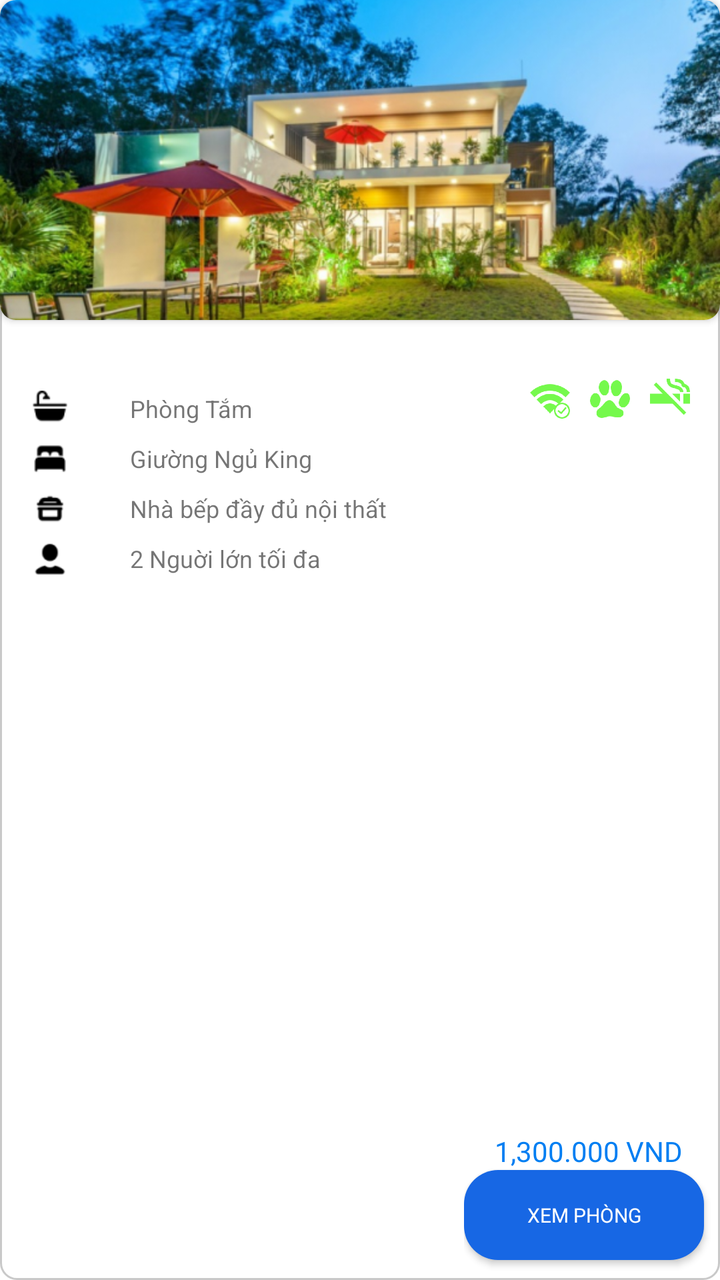
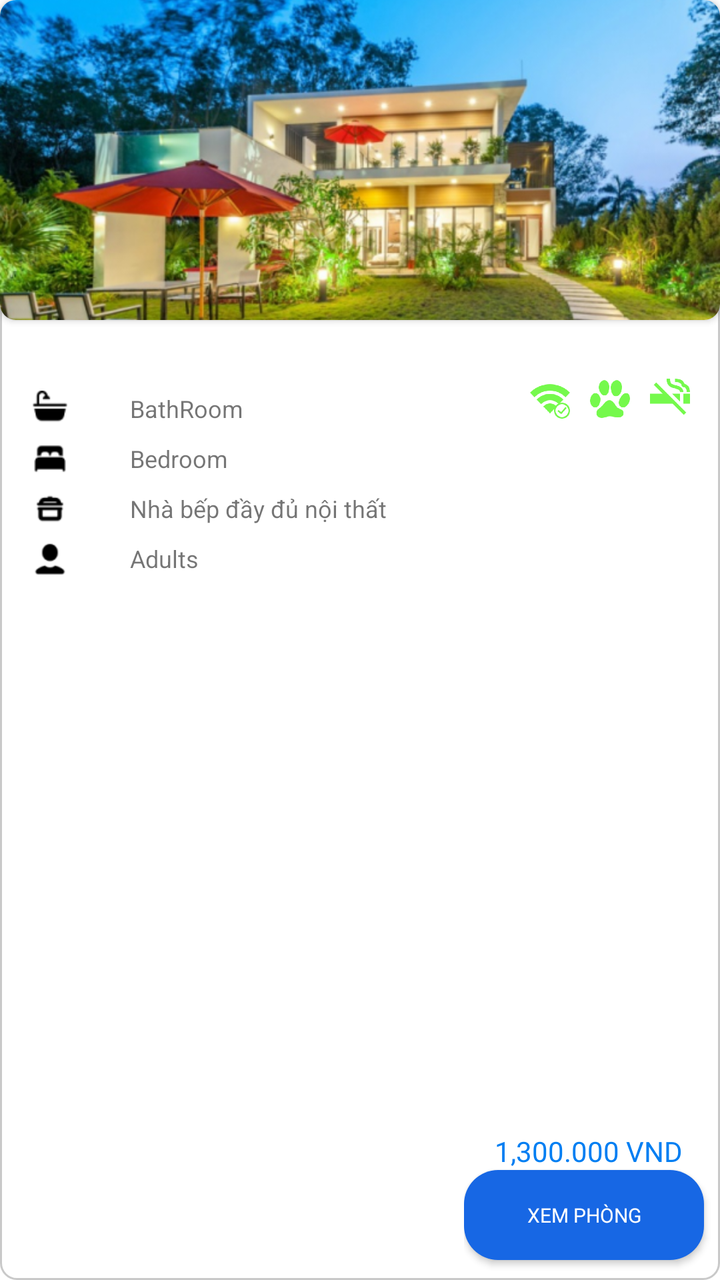

Screens rendered from an Android XML layout before and after an edit, with the pre-edit source and the edit as a unified diff.
<!-- AndroidManifest.xml: application theme Base.Theme.TEPTimeshareExchangePlatform -->
<!-- res/layout/item_resort_room_type.xml -->
<?xml version="1.0" encoding="utf-8"?>
<androidx.constraintlayout.widget.ConstraintLayout
    xmlns:android="http://schemas.android.com/apk/res/android"
    xmlns:app="http://schemas.android.com/apk/res-auto"
    xmlns:tools="http://schemas.android.com/tools"
    android:background="@drawable/background_stroke_around"
    android:layout_marginBottom="20dp"
    android:layout_width="match_parent"
    android:layout_height="300dp">
    
    <androidx.cardview.widget.CardView
        android:id="@+id/cardView2"
        android:layout_width="match_parent"
        android:layout_height="160dp"
        app:cardCornerRadius="8dp"
        app:layout_constraintEnd_toEndOf="parent"
        app:layout_constraintStart_toStartOf="parent"
        app:layout_constraintTop_toTopOf="parent">

        <ImageView
            android:id="@+id/im_room_type_image"
            android:layout_width="match_parent"
            android:layout_height="match_parent"
            android:scaleType="centerCrop"
            android:src="@drawable/im_material_resort" />
    </androidx.cardview.widget.CardView>

    
    <androidx.constraintlayout.widget.ConstraintLayout
        android:id="@+id/constraintLayout"
        android:layout_width="match_parent"
        android:layout_height="wrap_content"
        android:paddingStart="5dp"
        android:paddingTop="5dp"
        android:paddingEnd="5dp"
        android:paddingBottom="10dp"
        app:layout_constraintEnd_toEndOf="parent"
        app:layout_constraintHorizontal_bias="0.0"
        app:layout_constraintStart_toStartOf="parent"
        app:layout_constraintTop_toBottomOf="@+id/cardView2">
        
        <TextView
            android:id="@+id/tv_room_name"
            android:layout_width="match_parent"
            android:layout_height="wrap_content"
            android:layout_marginStart="5dp"
            android:fontFamily="@font/inter_bold"
            android:maxLines="1"
            android:textColor="@color/black"
            android:textSize="18dp"
            app:layout_constraintEnd_toEndOf="parent"
            app:layout_constraintStart_toStartOf="parent"
            app:layout_constraintTop_toTopOf="parent" />

        
        <LinearLayout
            android:id="@+id/linearLayout2"
            android:layout_width="match_parent"
            android:layout_height="wrap_content"
            android:layout_marginStart="5dp"
            android:layout_marginEnd="150dp"
            android:orientation="vertical"
            app:layout_constraintStart_toStartOf="parent"
            app:layout_constraintTop_toBottomOf="@+id/tv_room_name">

            
            <LinearLayout
                android:layout_width="match_parent"
                android:layout_height="wrap_content"
                android:layout_marginTop="5dp"
                android:gravity="center|left"
                android:minHeight="20dp"
                android:orientation="horizontal">

                <ImageView
                    android:layout_width="30dp"
                    android:layout_height="20dp"
                    android:layout_marginEnd="10dp"
                    android:src="@drawable/ic_bathtub" />

                <TextView
                    android:id="@+id/tv_num_bathroom"
                    android:layout_width="wrap_content"
                    android:layout_height="wrap_content"
                    android:layout_marginEnd="10dp"
                    android:fontFamily="@font/inter_semibold"

                    android:textSize="14dp" />

                <TextView
                    android:id="@+id/tv_bathroom"
                    android:layout_width="match_parent"
                    android:layout_height="wrap_content"
                    android:layout_marginStart="5dp"
                    android:gravity="center|left"
                    android:maxLines="1"
                    android:text="Phòng Tắm"
                    android:textSize="12dp" />
            </LinearLayout>

            
            <LinearLayout
                android:layout_width="match_parent"
                android:layout_height="wrap_content"
                android:layout_marginTop="5dp"
                android:gravity="center|left"
                android:minHeight="20dp"
                android:orientation="horizontal">

                <ImageView
                    android:layout_width="30dp"
                    android:layout_height="20dp"
                    android:layout_marginEnd="10dp"
                    android:src="@drawable/ic_bedroom" />

                <TextView
                    android:id="@+id/tv_num_bed"
                    android:layout_width="wrap_content"
                    android:layout_height="wrap_content"
                    android:layout_marginEnd="10dp"
                    android:fontFamily="@font/inter_semibold"
                    android:textSize="14dp" />

                <TextView
                    android:id="@+id/tv_bed"
                    android:layout_width="match_parent"
                    android:layout_height="wrap_content"
                    android:layout_marginStart="5dp"
                    android:gravity="center|left"
                    android:maxLines="1"
                    android:text="Giường Ngủ King"
                    android:textSize="12dp" />
            </LinearLayout>

            
            <LinearLayout
                android:layout_width="match_parent"
                android:layout_height="wrap_content"
                android:layout_marginTop="5dp"
                android:gravity="center|left"
                android:minHeight="20dp"
                android:orientation="horizontal">

                <ImageView
                    android:layout_width="30dp"
                    android:layout_height="20dp"
                    android:layout_marginEnd="10dp"
                    android:src="@drawable/ic_kitchen" />

                <TextView
                    android:id="@+id/tv_num_kitchen"
                    android:layout_width="wrap_content"
                    android:layout_height="wrap_content"
                    android:layout_marginEnd="10dp"
                    android:fontFamily="@font/inter_semibold"
                    android:textSize="14dp" />

                <TextView
                    android:id="@+id/tv_kitchen"
                    android:layout_width="match_parent"
                    android:layout_height="wrap_content"
                    android:layout_marginStart="5dp"
                    android:gravity="center|left"
                    android:maxLines="1"
                    android:text="Nhà bếp đầy đủ nội thất"
                    android:textSize="12dp" />
            </LinearLayout>

            
            <LinearLayout
                android:layout_width="match_parent"
                android:layout_height="wrap_content"
                android:layout_marginTop="5dp"
                android:gravity="center|left"
                android:minHeight="20dp"
                android:orientation="horizontal">

                <ImageView
                    android:layout_width="30dp"
                    android:layout_height="20dp"
                    android:layout_marginEnd="10dp"
                    android:src="@drawable/ic_person" />

                <TextView
                    android:id="@+id/tv_num_person"
                    android:layout_width="wrap_content"
                    android:layout_height="wrap_content"
                    android:layout_marginEnd="10dp"
                    android:fontFamily="@font/inter_semibold"
                    android:textSize="14dp" />

                <TextView
                    android:layout_width="match_parent"
                    android:layout_height="wrap_content"
                    android:layout_marginStart="5dp"
                    android:gravity="center|left"
                    android:maxLines="1"
                    android:text="2 Nguời lớn tối đa"
                    android:textSize="12dp" />
            </LinearLayout>


        </LinearLayout>

        
        <LinearLayout
            android:id="@+id/llAmennities"
            android:layout_width="wrap_content"
            android:layout_height="wrap_content"
            android:orientation="horizontal"
            app:layout_constraintEnd_toEndOf="parent"
            app:layout_constraintTop_toBottomOf="@+id/tv_room_name">

            <ImageView
                android:layout_width="20dp"
                android:layout_height="20dp"
                android:layout_marginEnd="10dp"
                android:src="@drawable/ic_wifi" />

            <ImageView
                android:layout_width="20dp"
                android:layout_height="20dp"
                android:layout_marginEnd="10dp"
                android:src="@drawable/ic_pet" />

            <ImageView
                android:layout_width="20dp"
                android:layout_height="20dp"
                android:layout_marginEnd="10dp"
                android:src="@drawable/ic_smoing" />

        </LinearLayout>


    </androidx.constraintlayout.widget.ConstraintLayout>


    
    <androidx.constraintlayout.widget.ConstraintLayout
        android:id="@+id/crlResortPrice"
        android:layout_width="wrap_content"
        android:layout_height="wrap_content"
        android:orientation="horizontal"
        app:layout_constraintBottom_toBottomOf="parent"
        app:layout_constraintEnd_toEndOf="parent">


        
        <androidx.appcompat.widget.AppCompatButton
            android:id="@+id/btn_view_room"
            android:layout_width="120dp"
            android:layout_height="45dp"
            android:layout_marginEnd="8dp"
            android:layout_marginBottom="10dp"
            android:background="@drawable/ripple_effect_white"
            android:backgroundTint="@color/blue_btn_search"
            android:fontFamily="@font/inter_semibold"
            android:text="Xem Phòng"
            android:textColor="@color/white"
            android:textSize="10dp"
            app:layout_constraintBottom_toBottomOf="parent"
            app:layout_constraintEnd_toEndOf="parent">

        </androidx.appcompat.widget.AppCompatButton>


        <TextView
            android:id="@+id/tv_price"
            android:layout_width="wrap_content"
            android:layout_height="wrap_content"
            android:fontFamily="@font/inter_extrabold"
            android:gravity="center|left"
            android:text="1,300.000 VND "
            android:textColor="@color/blue_full"
            android:textSize="14dp"
            app:layout_constraintBottom_toTopOf="@+id/btn_view_room"
            app:layout_constraintEnd_toEndOf="parent"
            app:layout_constraintStart_toStartOf="parent" />

    </androidx.constraintlayout.widget.ConstraintLayout>





</androidx.constraintlayout.widget.ConstraintLayout>
<!-- resources referenced by this layout -->
<resources>
  <color name="black">#FF000000</color>
  <color name="blue_btn_search">#1767E4</color>
  <color name="blue_full">#007EF2</color>
  <color name="white">#FFFFFFFF</color>
  <!-- drawable background_stroke_around (drawable) -->
  <?xml version="1.0" encoding="utf-8"?>
  <shape xmlns:android="http://schemas.android.com/apk/res/android"
      android:shape="rectangle"
      >
      <stroke android:width="1dp" android:color="@color/primary_background"/>
      <corners android:radius="8dp"/>
  
  </shape>
  <!-- drawable ic_bathtub: png bitmap (drawable, 554 bytes) -->
  <!-- drawable ic_bedroom: png bitmap (drawable, 494 bytes) -->
  <!-- drawable ic_kitchen: png bitmap (drawable, 525 bytes) -->
  <!-- drawable ic_person: png bitmap (drawable, 633 bytes) -->
  <!-- drawable ic_pet: png bitmap (drawable, 5543 bytes) -->
  <!-- drawable ic_smoing: png bitmap (drawable, 3409 bytes) -->
  <!-- drawable ic_wifi: png bitmap (drawable, 6485 bytes) -->
  <!-- drawable im_material_resort: png bitmap (drawable, 362643 bytes) -->
  <!-- drawable ripple_effect_white (drawable) -->
  <?xml version="1.0" encoding="utf-8"?>
  <ripple xmlns:android="http://schemas.android.com/apk/res/android"
      android:color="?android:attr/colorControlHighlight">
      <item>
          <shape android:shape="rectangle">
              <corners android:radius="17dp"></corners>
              <solid android:color="@color/gray_light_background"></solid>
          </shape>
      </item>
  </ripple>
  <style name="Base.Theme.TEPTimeshareExchangePlatform" parent="Theme.MaterialComponents.DayNight.NoActionBar">
          <item name="android:statusBarColor">@color/white</item>
          <item name="android:windowLightStatusBar">true</item> 
      </style>
  <color name="primary_background">#C9C9C9</color>
  <color name="gray_light_background">#EDF2F6</color>
</resources>

<!-- the commit's change to res/layout/item_resort_room_type.xml (unified diff, before → after) -->
@@ -94,7 +94,7 @@
                     android:layout_marginStart="5dp"
                     android:gravity="center|left"
                     android:maxLines="1"
-                    android:text="Phòng Tắm"
+                    android:text="@string/bath"
                     android:textSize="12dp" />
             </LinearLayout>
 
@@ -128,7 +128,7 @@
                     android:layout_marginStart="5dp"
                     android:gravity="center|left"
                     android:maxLines="1"
-                    android:text="Giường Ngủ King"
+                    android:text="@string/bed"
                     android:textSize="12dp" />
             </LinearLayout>
 
@@ -195,7 +195,7 @@
                     android:layout_marginStart="5dp"
                     android:gravity="center|left"
                     android:maxLines="1"
-                    android:text="2 Nguời lớn tối đa"
+                    android:text="@string/adult"
                     android:textSize="12dp" />
             </LinearLayout>
 
<!-- resource entries referenced after the edit -->
@@ -32,6 +32,13 @@
           </shape>
       </item>
   </ripple>
+  <string name="adult">Adults</string>
+  <string name="bath">BathRoom</string>
+  <string name="bed">Bedroom</string>
+  
+  
+  
+      // Bottom Sheet Dialog
   <style name="Base.Theme.TEPTimeshareExchangePlatform" parent="Theme.MaterialComponents.DayNight.NoActionBar">
           <item name="android:statusBarColor">@color/white</item>
           <item name="android:windowLightStatusBar">true</item> 
